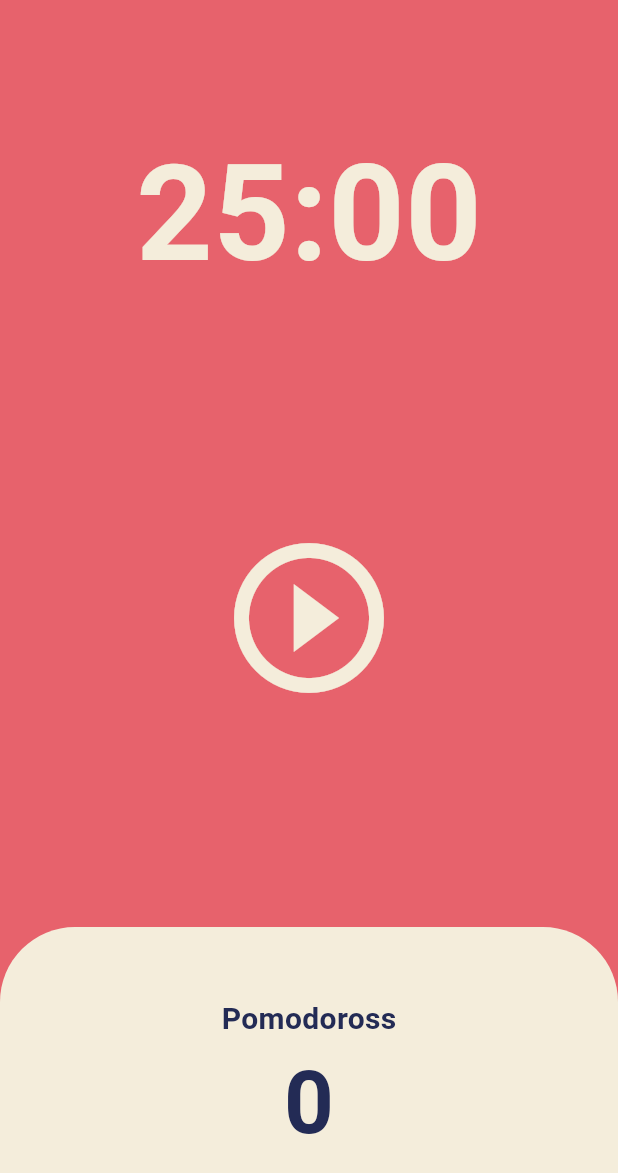
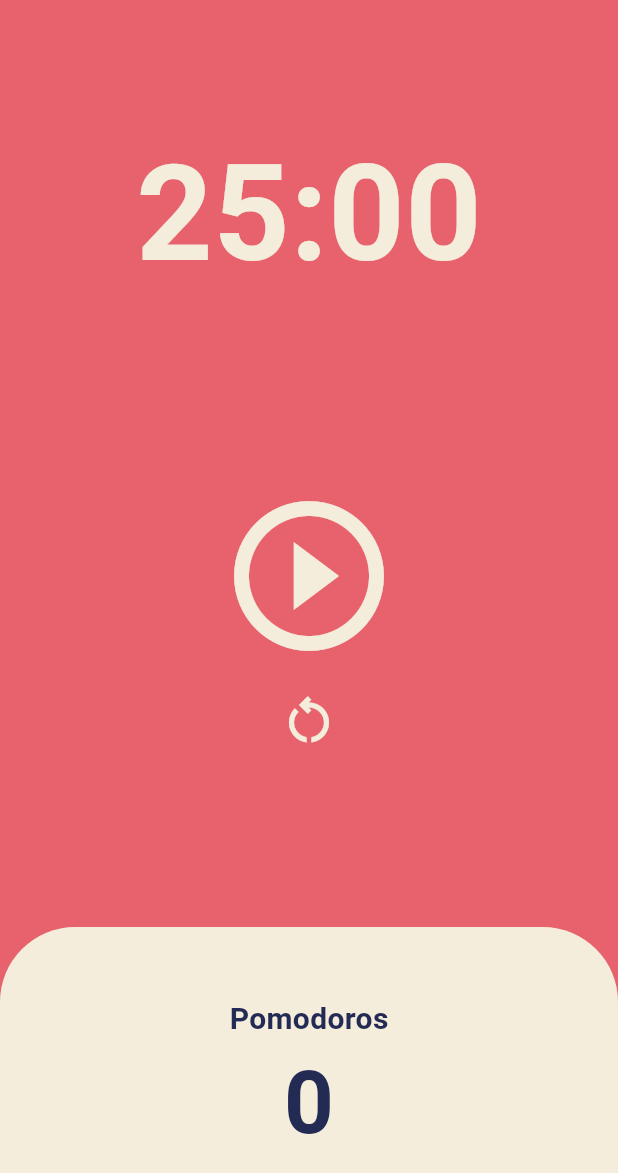
Before and after one commit to yih1612/toonflix, a Flutter app: the screen it shows after launch, on a phone screen of 412 x 824 dp. Shown: the top 1173 px of the screen. Run offline on Flutter 3.47's test engine with Material 3 defaults, Android fonts, the phone set to English and light mode, and no system bars.

Commit message:
5.4 code challenge

```diff
--- a/lib/screens/home_screen.dart
+++ b/lib/screens/home_screen.dart
@@ -48,6 +48,14 @@ class _HomeScreenState extends State<HomeScreen> {
     });
   }
 
+  void onResetPressed() {
+    setState(() {
+      isRunning = false;
+      totalSeconds = twentyFiveMinutes;
+    });
+    timer.cancel();
+  }
+
   String format(int seconds) {
     var duration = Duration(seconds: seconds);
     return duration.toString().substring(2, 7);
@@ -75,13 +83,24 @@ class _HomeScreenState extends State<HomeScreen> {
         Flexible(
           flex: 2,
           child: Center(
-            child: IconButton(
+            child: Column(
+              mainAxisAlignment: MainAxisAlignment.center,
+              children: [
+                IconButton(
                   iconSize: 120,
                   color: Theme.of(context).cardColor,
                   onPressed: isRunning ? onPausePressed : onStartPressed,
                   icon: Icon(isRunning
                       ? Icons.pause_circle_outline
                       : Icons.play_circle_outline),
+                ),
+                IconButton(
+                  iconSize: 40,
+                  color: Theme.of(context).cardColor,
+                  onPressed: onResetPressed,
+                  icon: const Icon(Icons.restart_alt_outlined),
+                )
+              ],
             ),
           ),
         ),
@@ -102,7 +121,7 @@ class _HomeScreenState extends State<HomeScreen> {
                     mainAxisAlignment: MainAxisAlignment.center,
                     children: [
                       Text(
-                        'Pomodoross',
+                        'Pomodoros',
                         style: TextStyle(
                           fontSize: 20,
                           fontWeight: FontWeight.w600,
```
Also changed, not shown: 1 other file. Lines whose indentation alone changed are shown as unchanged.
